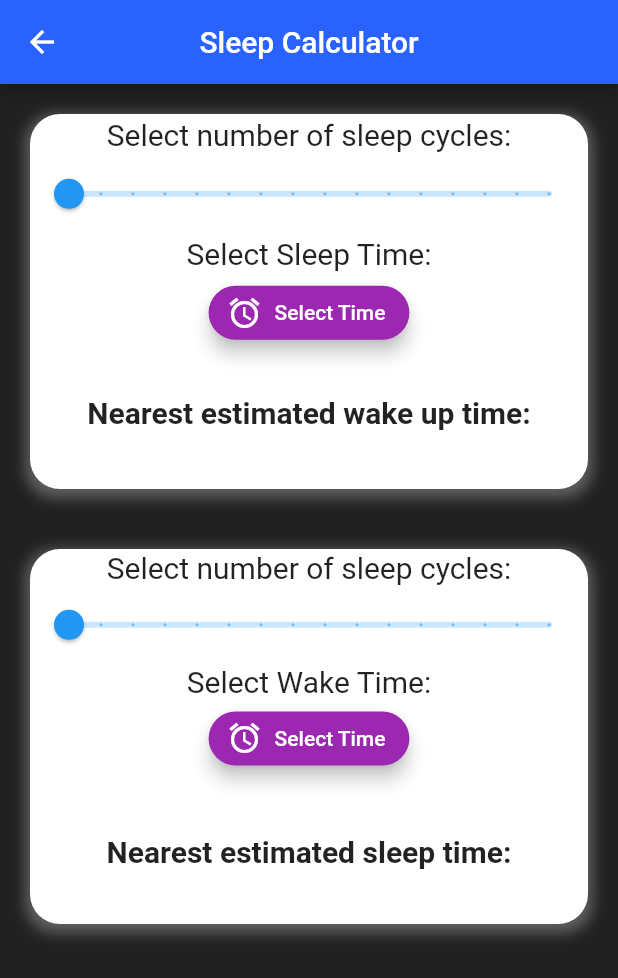
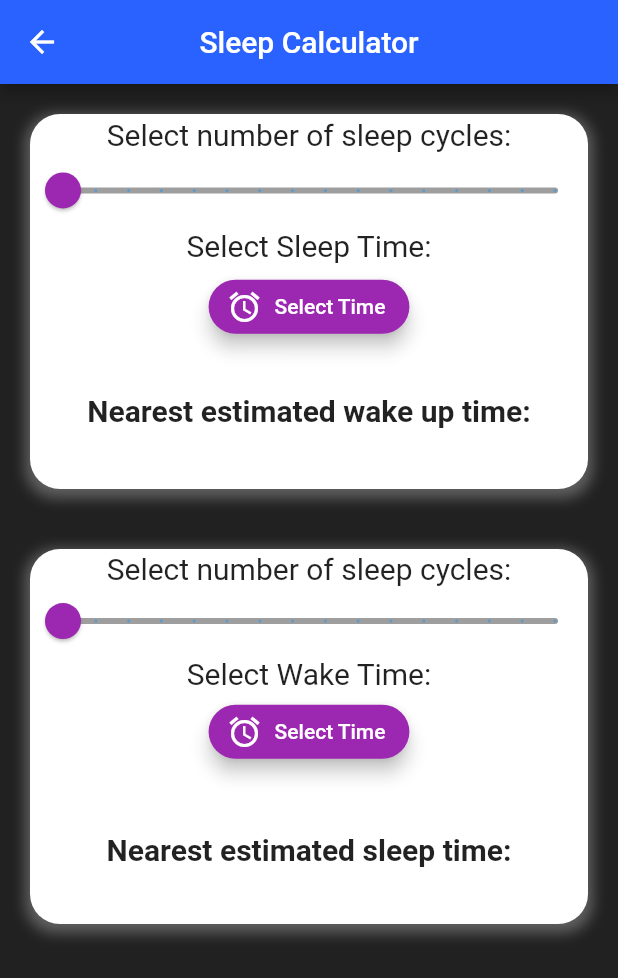
Before and after one commit to Snail51/SweetDreams, a Flutter app: the screen it shows after launch, after a tap on "Sleep Calculator", on a phone screen of 412 x 824 dp. Shown: the top 978 px of the screen. Run offline on Flutter 3.47's test engine with Material 2 defaults, Android fonts, the phone set to English and light mode, and no system bars; our stand-ins replace audioplayers, fl_chart, flutter_rating_bar, tuple; missing offline and left inert: time_range_picker.

Commit message:
ui changes to calc

```diff
--- a/lib/widgetCalcModes.dart
+++ b/lib/widgetCalcModes.dart
@@ -52,7 +52,17 @@ class CalcWakeWidget {
               "Select number of sleep cycles:",
               style: TextStyle(fontSize: 20.0),
             ),
-            Slider(
+            SliderTheme(
+              data: SliderThemeData(
+                activeTrackColor: Colors.purple,
+                inactiveTrackColor: Colors.grey,
+                thumbColor: Colors.purple,
+                overlayColor: Colors.purple.withAlpha(100),
+                trackHeight: 4.0,
+                thumbShape: RoundSliderThumbShape(enabledThumbRadius: 12.0),
+                overlayShape: RoundSliderOverlayShape(overlayRadius: 20.0),
+              ),
+              child: Slider(
                 value: selectedCycles.toDouble(),
                 min: 1,
                 max: 16,
@@ -63,6 +73,7 @@ class CalcWakeWidget {
                   needsUpdating = true;
                   updateCallback();
                 },
+              ),
             ),
             Text(
               "Select Sleep Time:",
@@ -163,7 +174,19 @@ class CalcSleepWidget {
               "Select number of sleep cycles:",
               style: TextStyle(fontSize: 20.0),
             ),
-            Slider(
+            SliderTheme(
+              data: SliderThemeData(
+                activeTrackColor: Colors.purple,
+                inactiveTrackColor: Colors.grey,
+                thumbColor: Colors.purple,
+                overlayColor: Colors.purple.withOpacity(0.2),
+                thumbShape: RoundSliderThumbShape(enabledThumbRadius: 12),
+                overlayShape: RoundSliderOverlayShape(overlayRadius: 20),
+                trackHeight: 4.0,
+                valueIndicatorColor: Colors.purple,
+                valueIndicatorTextStyle: TextStyle(color: Colors.white),
+              ),
+              child: Slider(
                 value: selectedCycles.toDouble(),
                 min: 1,
                 max: 16,
@@ -174,6 +197,7 @@ class CalcSleepWidget {
                   needsUpdating = true;
                   updateCallback();
                 },
+              ),
             ),
             Text(
               "Select Wake Time:",
```
Lines whose indentation alone changed are shown as unchanged.
